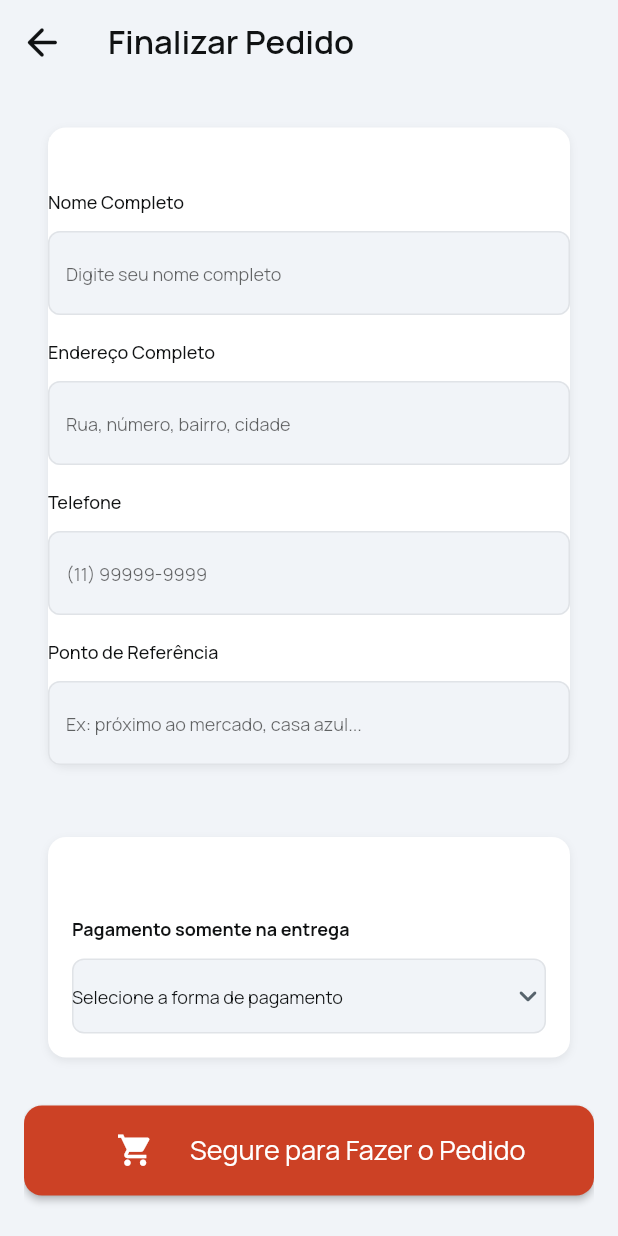
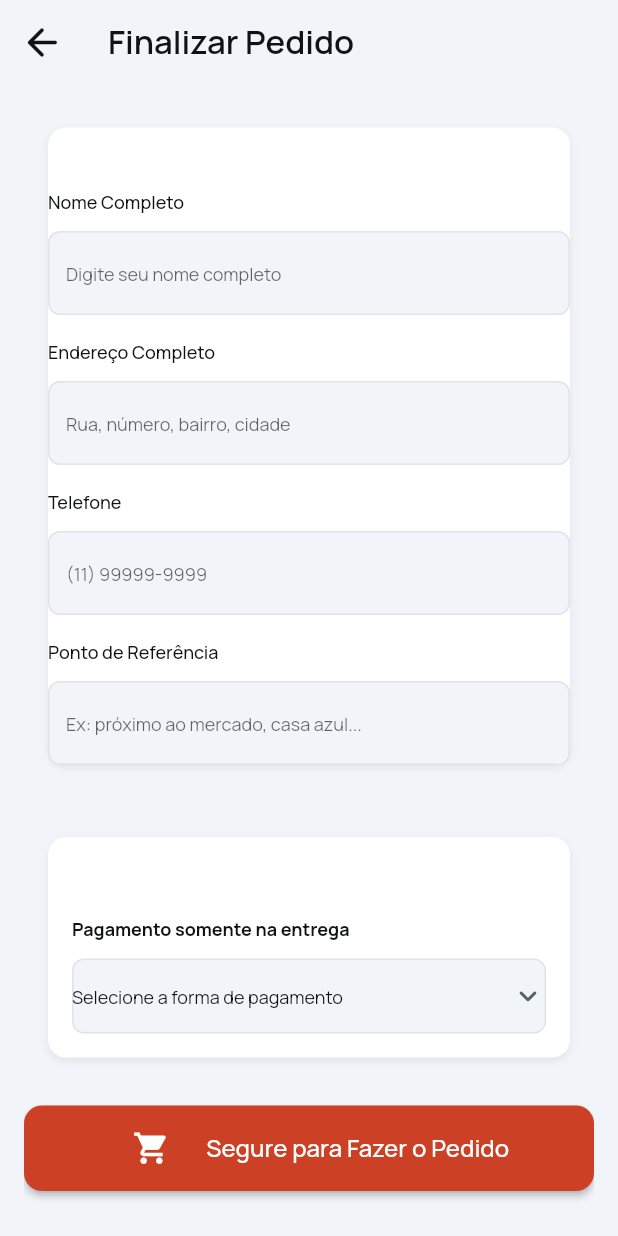
Before and after one commit to fredmengel/Pizzariadamulher, a Flutter app: the FinalizarPedidoWidget screen opened by its route, scrolled down 506 dp, on a phone screen of 412 x 824 dp. Run offline on Flutter 3.47's test engine with Material 3 defaults, Android fonts, the phone set to English and light mode, and no system bars; drawn by our look-alikes of auto_size_text, dropdown_button2; our stand-ins replace cloud_firestore, firebase_core, font_awesome_flutter, from_css_color, geolocator, go_router and 4 more; missing offline and left inert: json_path; accounts and stored records are empty; network calls fail.

Commit message:
Updating to latest FlutterFlow output.

```diff
--- a/lib/pages/finalizar_pedido/finalizar_pedido_widget.dart
+++ b/lib/pages/finalizar_pedido/finalizar_pedido_widget.dart
@@ -1227,26 +1227,29 @@ class _FinalizarPedidoWidgetState extends State<FinalizarPedidoWidget> {
                           ),
                           options: FFButtonOptions(
                             width: double.infinity,
-                            height: 60.0,
-                            padding: EdgeInsets.all(16.0),
+                            padding: EdgeInsetsDirectional.fromSTEB(
+                                0.0, 16.0, 0.0, 16.0),
                             iconPadding: EdgeInsetsDirectional.fromSTEB(
                                 16.0, 0.0, 16.0, 0.0),
                             iconColor: Colors.white,
                             color: Color(0xFFCC4125),
                             textStyle: FlutterFlowTheme.of(context)
-                                .titleMedium
+                                .titleSmall
                                 .override(
                                   font: GoogleFonts.manrope(
-                                    fontWeight: FontWeight.normal,
+                                    fontWeight: FlutterFlowTheme.of(context)
+                                        .titleSmall
+                                        .fontWeight,
                                     fontStyle: FlutterFlowTheme.of(context)
-                                        .titleMedium
+                                        .titleSmall
                                         .fontStyle,
                                   ),
-                                  color: Colors.white,
                                   letterSpacing: 0.0,
-                                  fontWeight: FontWeight.normal,
+                                  fontWeight: FlutterFlowTheme.of(context)
+                                      .titleSmall
+                                      .fontWeight,
                                   fontStyle: FlutterFlowTheme.of(context)
-                                      .titleMedium
+                                      .titleSmall
                                       .fontStyle,
                                 ),
                             borderSide: BorderSide(
```
Also changed, not shown: 2 other files.
